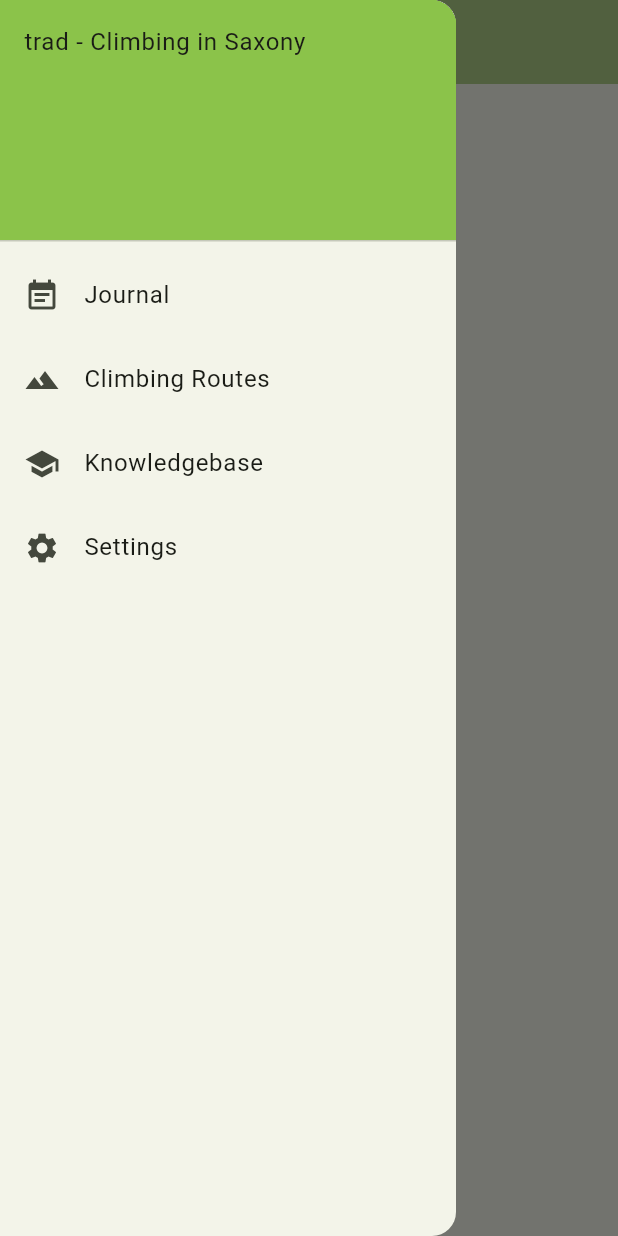
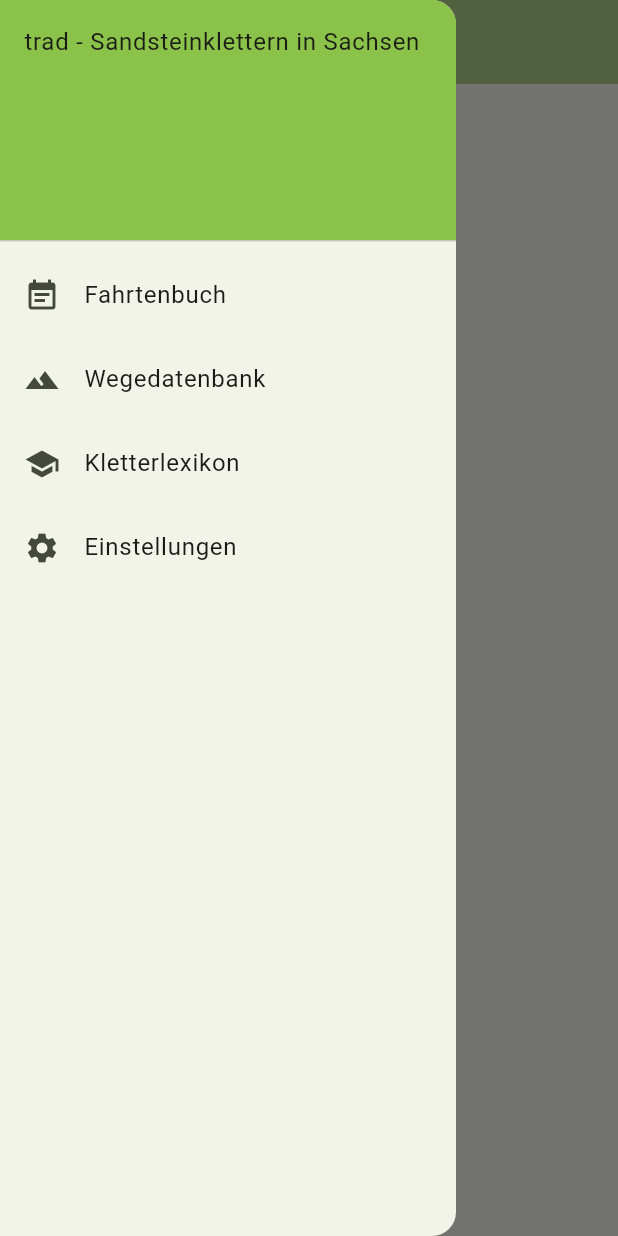
Before and after one commit to aardjon/trad, a Flutter app: the screen it shows after launch, with the side drawer open, on a phone screen of 412 x 824 dp. Run offline on Flutter 3.47's test engine with Material 3 defaults, Android fonts, the phone set to English and light mode, and no system bars; our stand-ins replace file_picker, flutter_markdown, get_it, loading_indicator, shared_preferences; missing offline and left inert: sqlite3.

Commit message:
chore: Translate drawer item labels into german

```diff
--- a/mobileapp/adapters/lib/presenters.dart
+++ b/mobileapp/adapters/lib/presenters.dart
@@ -32,17 +32,17 @@ class ApplicationWidePresenter implements PresentationBoundary {
 
   @override
   void initUserInterface() {
-    const String appName = 'trad - Climbing in Saxony';
+    const String appName = 'trad - Sandsteinklettern in Sachsen';
     ApplicationUiBoundary ui = _dependencyProvider.provide<ApplicationUiBoundary>();
     ui.initializeUserInterface(
       appName,
-      'Initializing...',
+      'Initialisierung läuft...',
       MainMenuModel(
         appName,
-        ListViewItem('Journal', icon: const IconDefinition(Glyph.logoJournal)),
-        ListViewItem('Climbing Routes', icon: const IconDefinition(Glyph.logoRouteDb)),
-        ListViewItem('Knowledgebase', icon: const IconDefinition(Glyph.logoKnowledgeBase)),
-        ListViewItem('Settings', icon: const IconDefinition(Glyph.logoSettings)),
+        ListViewItem('Fahrtenbuch', icon: const IconDefinition(Glyph.logoJournal)),
+        ListViewItem('Wegedatenbank', icon: const IconDefinition(Glyph.logoRouteDb)),
+        ListViewItem('Kletterlexikon', icon: const IconDefinition(Glyph.logoKnowledgeBase)),
+        ListViewItem('Einstellungen', icon: const IconDefinition(Glyph.logoSettings)),
       ),
     );
   }
```
